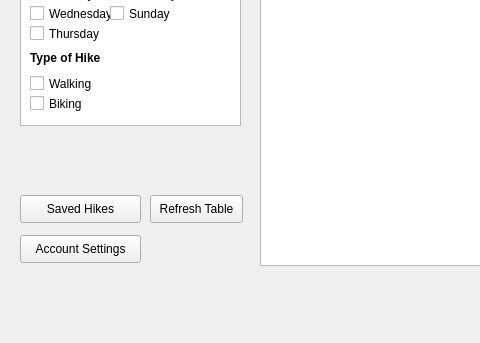
vuandy50/GROUP_G, file build-groupG-Desktop_Qt_5_15_1_MinGW_64_bit-Debug/groupG/menu.ui: the form before one commit; both pictures show x 0 to 480 and y 295 to 638 of the 817 by 638 pixel window.
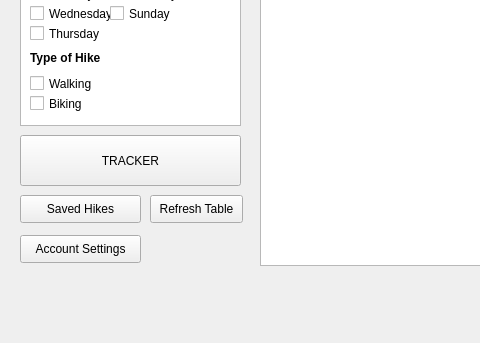
The form after the commit.

What changed in the file:
```diff
--- a/build-groupG-Desktop_Qt_5_15_1_MinGW_64_bit-Debug/groupG/menu.ui
+++ b/build-groupG-Desktop_Qt_5_15_1_MinGW_64_bit-Debug/groupG/menu.ui
@@ -506,6 +506,19 @@
      <string>Filter</string>
     </property>
    </widget>
+   <widget class="QPushButton" name="pushButton">
+    <property name="geometry">
+     <rect>
+      <x>20</x>
+      <y>430</y>
+      <width>221</width>
+      <height>51</height>
+     </rect>
+    </property>
+    <property name="text">
+     <string>TRACKER</string>
+    </property>
+   </widget>
   </widget>
   <widget class="QMenuBar" name="menubar">
    <property name="geometry">
```
Left out of the diff: 2 changed lines with no effect on the pictures.
